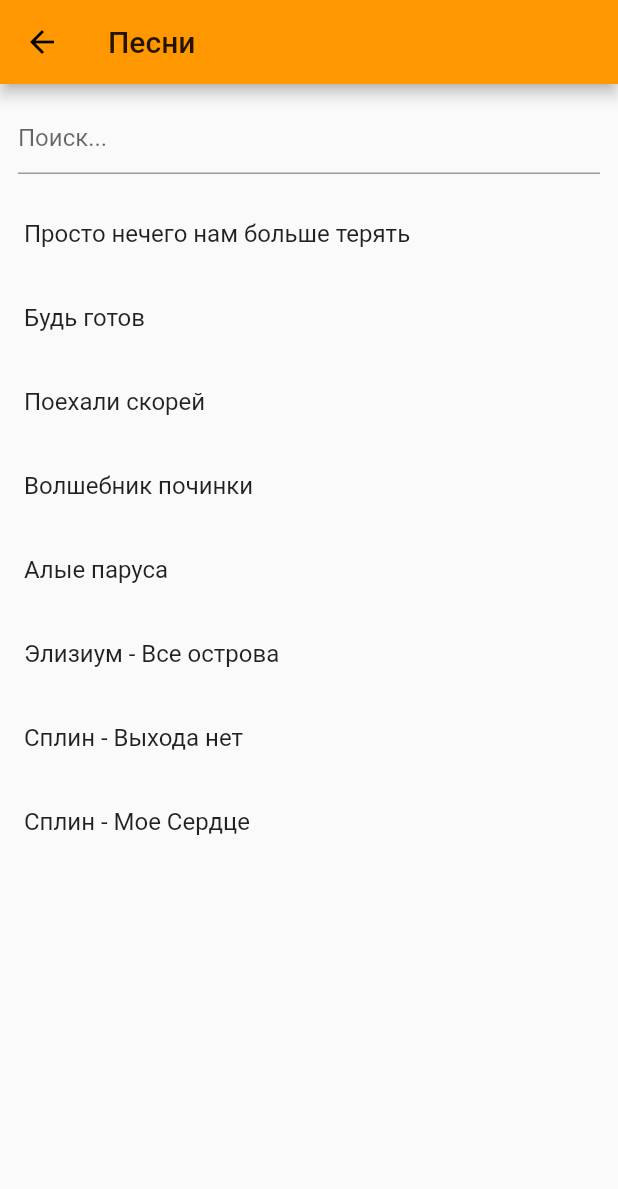
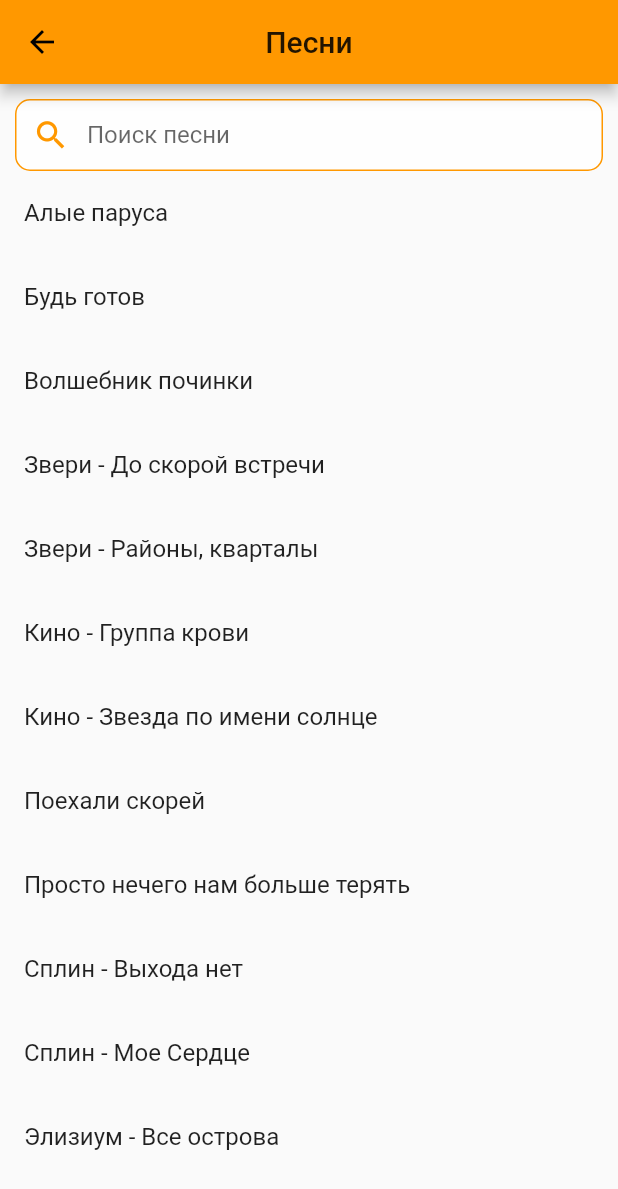
Before and after one commit to mrchuis/OrangePlanetApp, a Flutter app: the Songs screen opened directly, on a phone screen of 412 x 824 dp. Shown: the top 1189 px of the screen. Run offline on Flutter 3.47's test engine with Material 2 defaults, Android fonts, the phone set to English and light mode, and no system bars; our stand-ins replace material_design_icons_flutter.

Commit message:
added search icon in TextField (Songs Activity)

```diff
--- a/lib/pages/songs.dart
+++ b/lib/pages/songs.dart
@@ -18,9 +18,13 @@
     'Элизиум - Все острова',
     'Сплин - Выхода нет',
     'Сплин - Мое Сердце',
+    'Звери - До скорой встречи',
+    'Звери - Районы, кварталы',
+    'Кино - Группа крови',
+    'Кино - Звезда по имени солнце',
   ];
 
-  List<String> newSongsList = List.from(songsList);
+  List<String> newSongsList = List.from(songsList)..sort();
 
   void getItemAndNavigate(String item, BuildContext context) {
     Navigator.push(
@@ -43,16 +47,32 @@
   Widget build(BuildContext context) {
     return Scaffold(
       appBar: AppBar (
+        centerTitle: true,
         title: Text('Песни'),
       ),
       body: Column(
         children: <Widget>[
           Padding(
-            padding: const EdgeInsets.all(12.0),
+            padding: const EdgeInsets.fromLTRB(10.0, 10.0, 10.0, 0.0),
             child: TextField(
               controller: _textController,
               decoration: InputDecoration(
-                hintText: 'Поиск...',
+                hintText: 'Поиск песни',
+                filled: true,
+                fillColor: Colors.white70,
+                prefixIcon: Icon(Icons.search,
+                  color: Colors.orange,
+                  size: 25.0,
+                ),
+                contentPadding: EdgeInsets.fromLTRB(7.0, 0.0, 7.0, 0.0),
+                enabledBorder: OutlineInputBorder(
+                  borderRadius: BorderRadius.all(Radius.circular(10.0)),
+                  borderSide: BorderSide(color: Colors.orange, width:1),
+                ),
+                focusedBorder: OutlineInputBorder(
+                  borderRadius: BorderRadius.all(Radius.circular(10.0)),
+                  borderSide: BorderSide(color: Colors.orange, width:1),
+                )
               ),
               onChanged: onItemChanged,
             ),
--- a/lib/pages/stripes.dart
+++ b/lib/pages/stripes.dart
@@ -2,7 +2,7 @@
 
 class Stripes extends StatelessWidget {
 
-  final List<String> items = [
+  final List<String> stripes = [
     'Костровой',
     'Повар',
     'Художник',
@@ -12,6 +12,9 @@
     'Узловой',
     'Медик',
   ];
+
+  //items.sort((a, b) => title.compare(b.title));
+
 
   void getItemAndNavigate(String item, BuildContext context) {
     Navigator.push(
@@ -26,11 +29,12 @@
   Widget build(BuildContext context) {
     return Scaffold(
       appBar: AppBar (
+        centerTitle: true,
         title: Text('Нашивки'),
       ),
       body: Center(
         child: ListView(
-          children: items
+          children: stripes
           .map((data) => ListTile(
             title: Text(data),
             onTap: ()=>{
--- a/lib/pages/trials.dart
+++ b/lib/pages/trials.dart
@@ -6,6 +6,7 @@
   Widget build(BuildContext context) {
     return Scaffold(
       appBar: AppBar (
+        centerTitle: true,
         title: Text('Испытания'),
       ),
       body: Center(
```
